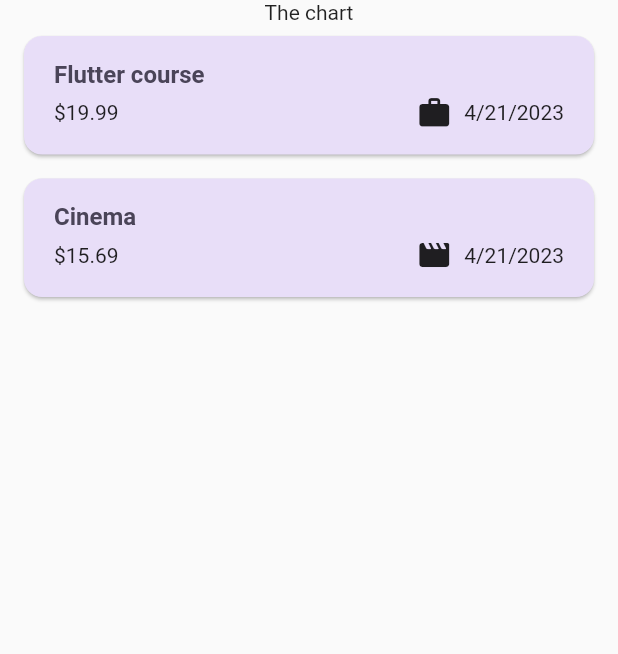
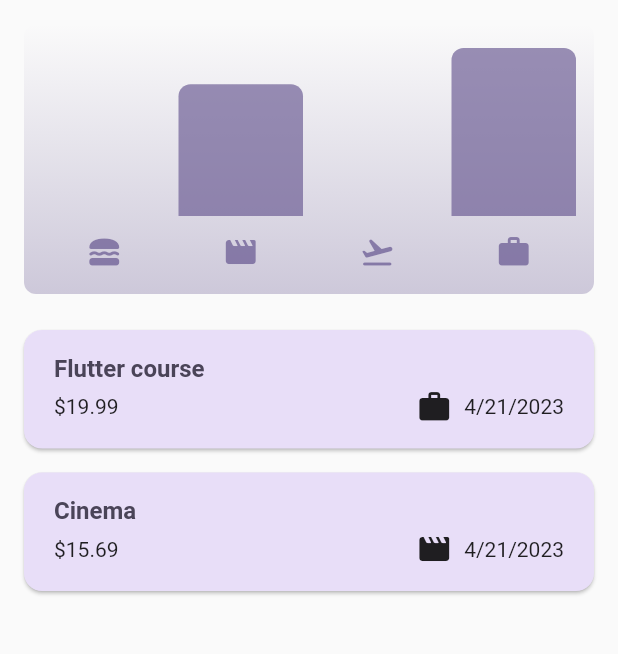
Before and after one commit to jsare/expense_tracker, a Flutter app: the screen it shows after launch, on a phone screen of 412 x 824 dp, the part 84-738 px from its top. Run offline on Flutter 3.47's test engine with Material 2 defaults, Android fonts, the phone set to English and light mode, and no system bars.

Commit message:
Add chart bar

```diff
--- a/lib/expense_screen.dart
+++ b/lib/expense_screen.dart
@@ -3,6 +3,8 @@ import 'package:flutter/material.dart';
 
 import 'widgets/expenses_list/expenses_list.dart';
 import 'models/expense.dart';
+import 'widgets/chart/chart.dart';
+import 'widgets/chart/chart_bar.dart';
 
 class ExpenseScreen extends StatefulWidget {
   const ExpenseScreen({super.key});
@@ -93,7 +95,7 @@ class _ExpenseScreenState extends State<ExpenseScreen> {
       ),
       body: Column(
         children: [
-          const Text('The chart'),
+          Chart(expenses: _registeredExpenses),
           Expanded(
             child: mainContent,
           ),
--- /dev/null
+++ b/lib/widgets/chart/chart.dart
@@ -0,0 +1,95 @@
+import 'package:flutter/material.dart';
+
+import 'package:expense_tracker/widgets/chart/chart_bar.dart';
+import 'package:expense_tracker/models/expense.dart';
+
+class Chart extends StatelessWidget {
+  const Chart({super.key, required this.expenses});
+
+  final List<Expense> expenses;
+
+  List<ExpenseBucket> get buckets {
+    return [
+      ExpenseBucket.forCategory(expenses, Category.food),
+      ExpenseBucket.forCategory(expenses, Category.leisure),
+      ExpenseBucket.forCategory(expenses, Category.travel),
+      ExpenseBucket.forCategory(expenses, Category.work),
+    ];
+  }
+
+  double get maxTotalExpense {
+    double maxTotalExpense = 0;
+
+    for (final bucket in buckets) {
+      if (bucket.totalExpenses > maxTotalExpense) {
+        maxTotalExpense = bucket.totalExpenses;
+      }
+    }
+
+    return maxTotalExpense;
+  }
+
+  @override
+  Widget build(BuildContext context) {
+    final isDarkMode =
+        MediaQuery.of(context).platformBrightness == Brightness.dark;
+    return Container(
+      margin: const EdgeInsets.all(16),
+      padding: const EdgeInsets.symmetric(
+        vertical: 16,
+        horizontal: 8,
+      ),
+      width: double.infinity,
+      height: 180,
+      decoration: BoxDecoration(
+        borderRadius: BorderRadius.circular(8),
+        gradient: LinearGradient(
+          colors: [
+            Theme.of(context).colorScheme.primary.withOpacity(0.3),
+            Theme.of(context).colorScheme.primary.withOpacity(0.0)
+          ],
+          begin: Alignment.bottomCenter,
+          end: Alignment.topCenter,
+        ),
+      ),
+      child: Column(
+        children: [
+          Expanded(
+            child: Row(
+              crossAxisAlignment: CrossAxisAlignment.end,
+              children: [
+                for (final bucket in buckets) // alternative to map()
+                  ChartBar(
+                    fill: bucket.totalExpenses == 0
+                        ? 0
+                        : bucket.totalExpenses / maxTotalExpense,
+                  )
+              ],
+            ),
+          ),
+          const SizedBox(height: 12),
+          Row(
+            children: buckets
+                .map(
+                  (bucket) => Expanded(
+                    child: Padding(
+                      padding: const EdgeInsets.symmetric(horizontal: 4),
+                      child: Icon(
+                        categoryIcons[bucket.category],
+                        color: isDarkMode
+                            ? Theme.of(context).colorScheme.secondary
+                            : Theme.of(context)
+                                .colorScheme
+                                .primary
+                                .withOpacity(0.7),
+                      ),
+                    ),
+                  ),
+                )
+                .toList(),
+          )
+        ],
+      ),
+    );
+  }
+}
--- /dev/null
+++ b/lib/widgets/chart/chart_bar.dart
@@ -0,0 +1,34 @@
+import 'package:flutter/material.dart';
+
+class ChartBar extends StatelessWidget {
+  const ChartBar({
+    super.key,
+    required this.fill,
+  });
+
+  final double fill;
+
+  @override
+  Widget build(BuildContext context) {
+    final isDarkMode =
+        MediaQuery.of(context).platformBrightness == Brightness.dark;
+    return Expanded(
+      child: Padding(
+        padding: const EdgeInsets.symmetric(horizontal: 4),
+        child: FractionallySizedBox(
+          heightFactor: fill,
+          child: DecoratedBox(
+            decoration: BoxDecoration(
+              shape: BoxShape.rectangle,
+              borderRadius:
+                  const BorderRadius.vertical(top: Radius.circular(8)),
+              color: isDarkMode
+                  ? Theme.of(context).colorScheme.secondary
+                  : Theme.of(context).colorScheme.primary.withOpacity(0.65),
+            ),
+          ),
+        ),
+      ),
+    );
+  }
+}
```
